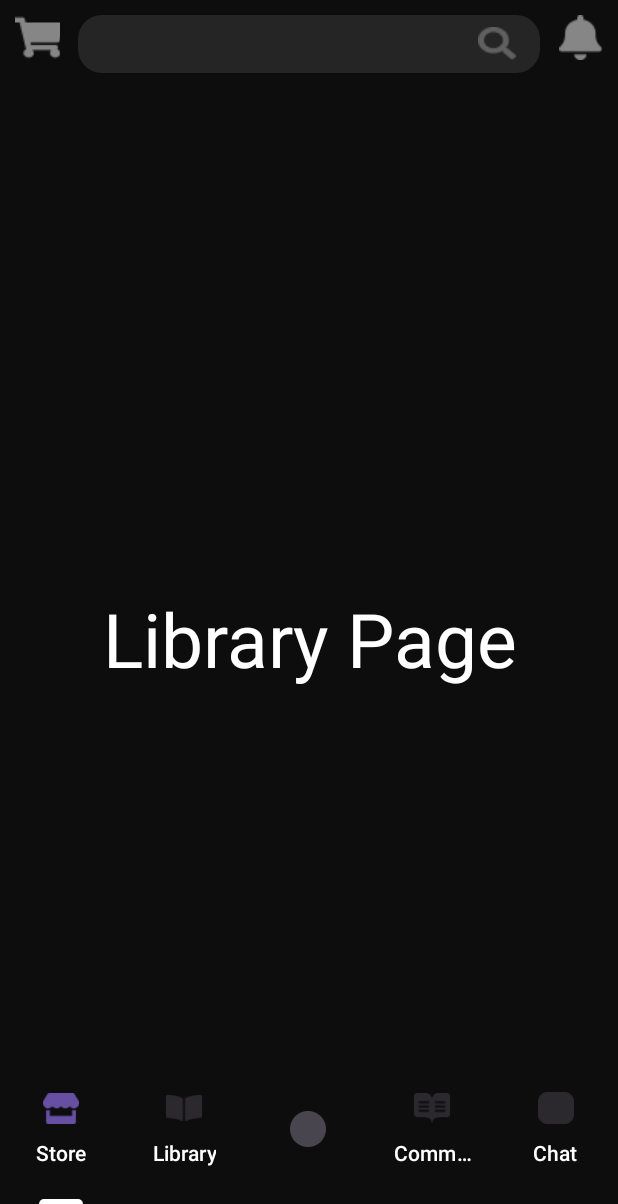
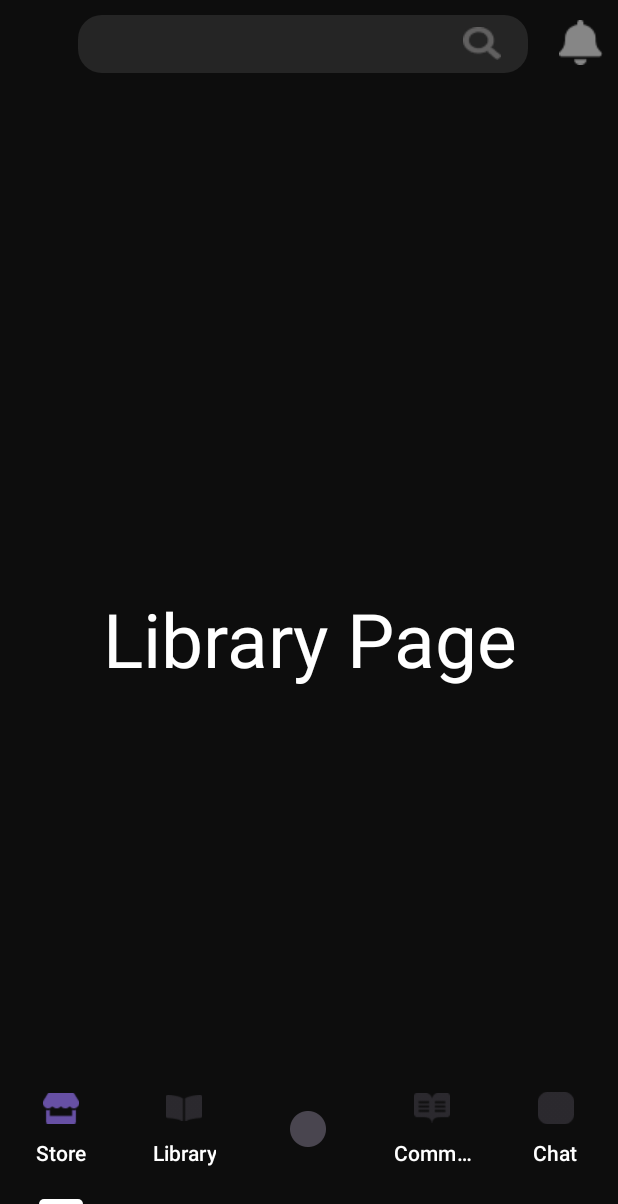
Before and after one commit to Lumiknows/SuperNovaApp, an Android app: the fragment LibraryFragment placed in its activity, on a phone screen of 412 x 824 dp, the part 32-1236 px from its top. Run offline under Robolectric (Android 15) with nearby library versions, the light colour scheme and no system bars; 1 statement that could not run was skipped.

Commit message:
Remove back button

```diff
--- a/app/src/main/res/layout/fragment_library.xml
+++ b/app/src/main/res/layout/fragment_library.xml
@@ -22,18 +22,7 @@
             android:textSize="14sp"
             android:textStyle="bold" />
 
-        <!-- Back Icon (Left) -->
-        <!-- src to be changed -->
-        <ImageButton
-            android:id="@+id/back_button"
-            android:layout_width="30dp"
-            android:layout_height="30dp"
-            android:layout_below="@id/supernova_title"
-            android:layout_alignParentStart="true"
-            android:layout_marginTop="10dp"
-            android:layout_marginStart="10dp"
-            android:background="@android:color/transparent"
-            android:src="@drawable/cart" />
+        <!-- Removed back button, maka back ra man gamit ang bottom tabs -->
 
         <!-- Bell Icon (Right) -->
         <ImageButton
@@ -42,7 +31,7 @@
             android:layout_height="30dp"
             android:layout_below="@id/supernova_title"
             android:layout_alignParentEnd="true"
-            android:layout_marginTop="10dp"
+            android:layout_marginTop="13dp"
             android:layout_marginEnd="10dp"
             android:background="@android:color/transparent"
             android:src="@drawable/notif_bell"
@@ -51,16 +40,15 @@
         <!-- Search Bar (Center) -->
         <EditText
             android:id="@+id/search_bar"
-            android:layout_width="0dp"
+            android:layout_width="300dp"
             android:layout_height="60dp"
             android:layout_below="@id/supernova_title"
-            android:layout_marginHorizontal="12dp"
             android:layout_marginTop="10dp"
+            android:layout_marginHorizontal="20dp"
             android:layout_toStartOf="@id/notif_button"
-            android:layout_toEndOf="@id/back_button"
             android:background="@drawable/search_background"
             android:drawableEnd="@drawable/search_button"
-            android:paddingHorizontal="16dp"
+            android:paddingHorizontal="18dp"
             android:singleLine="true"
             android:textColor="#FFFFFF"
             android:textColorHint="#AAAAAA" />
```
